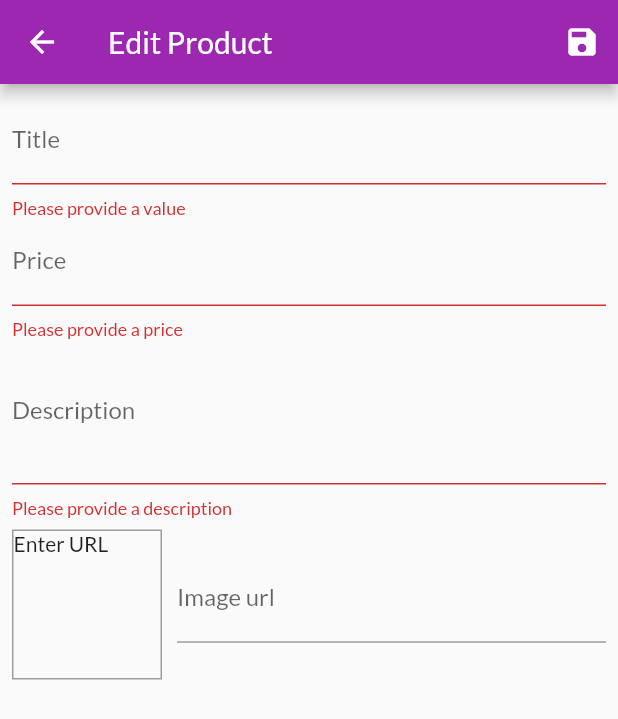
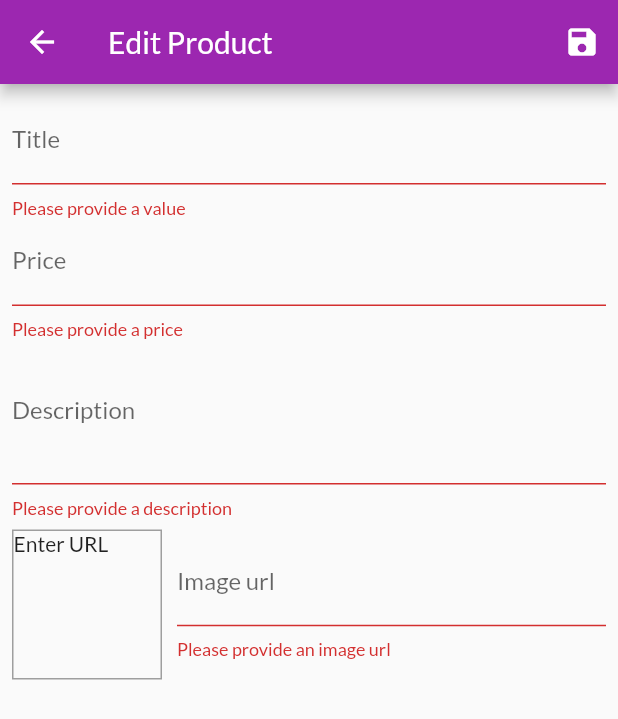
Before and after one commit to aalka061/myShop, a Flutter app: the EditProductScreen screen opened by its route, after a tap on the "save" icon, on a phone screen of 412 x 824 dp. Shown: the top 719 px of the screen. Run offline on Flutter 3.47's test engine with Material 2 defaults, Android fonts, the phone set to English and light mode, and no system bars; network calls fail.

Commit message:
Adding extra validation to All inputs --226

```diff
--- a/lib/screens/edit_product_screen.dart
+++ b/lib/screens/edit_product_screen.dart
@@ -122,6 +122,9 @@ class _EditProductScreenState extends State<EditProductScreen> {
                     } else if (double.tryParse(val) == null) {
                       return "Please enter valid price";
                     }
+                    if (double.parse(val) <= 0) {
+                      return 'Please enter a price greater than 0';
+                    }
                     return null;
                   },
                   onSaved: (value) {
@@ -141,6 +144,9 @@ class _EditProductScreenState extends State<EditProductScreen> {
                   validator: (val) {
                     if (val.isEmpty) {
                       return 'Please provide a description';
+                    }
+                    if (val.length < 0) {
+                      return 'Should be at least 10 characters long';
                     }
                     return null;
                   },
@@ -188,6 +194,23 @@ class _EditProductScreenState extends State<EditProductScreen> {
                           onFieldSubmitted: (_) {
                             _saveForm();
                           },
+                          validator: (val) {
+                            if (val.isEmpty) {
+                              return 'Please provide an image url';
+                            }
+                            if (!val.startsWith('http') &&
+                                !val.startsWith('https')) {
+                              return 'Please enter a valid URL.';
+                            }
+
+                            if (!val.endsWith('.png') &&
+                                !val.endsWith('jpg') &&
+                                !val.endsWith('.jpeg') &&
+                                !val.endsWith('.png')) {
+                              return 'Please enter valid image URL';
+                            }
+                            return null;
+                          },
                           onSaved: (value) {
                             _editProduct = Product(
                               id: null,
```
